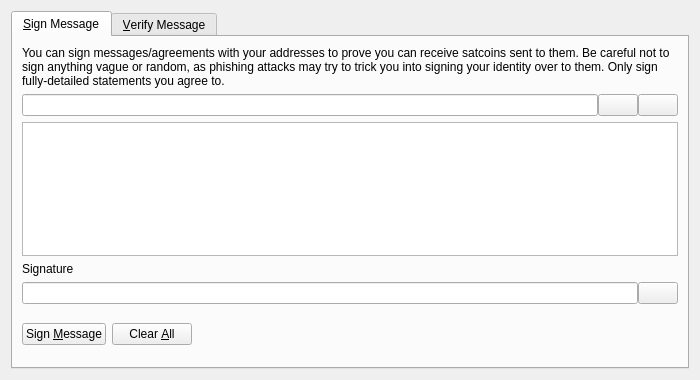
Before: the Qt Designer form src/qt/forms/signverifymessagedialog.ui in minblock/satcoin, drawn with Qt 5.
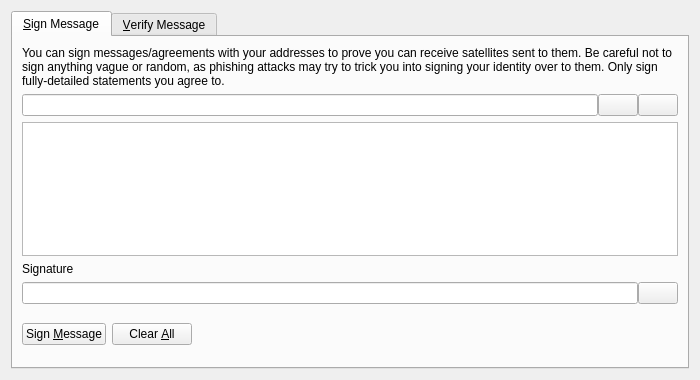
After: the same form once the commit is applied. Icons and pictures are not drawn. Custom widgets are drawn as their Qt base class.

Patch:
```diff
--- a/src/qt/forms/signverifymessagedialog.ui
+++ b/src/qt/forms/signverifymessagedialog.ui
@@ -30,7 +30,7 @@
        <item>
         <widget class="QLabel" name="infoLabel_SM">
          <property name="text">
-          <string>You can sign messages/agreements with your addresses to prove you can receive satcoins sent to them. Be careful not to sign anything vague or random, as phishing attacks may try to trick you into signing your identity over to them. Only sign fully-detailed statements you agree to.</string>
+          <string>You can sign messages/agreements with your addresses to prove you can receive satellites sent to them. Be careful not to sign anything vague or random, as phishing attacks may try to trick you into signing your identity over to them. Only sign fully-detailed statements you agree to.</string>
          </property>
          <property name="textFormat">
           <enum>Qt::PlainText</enum>
```
